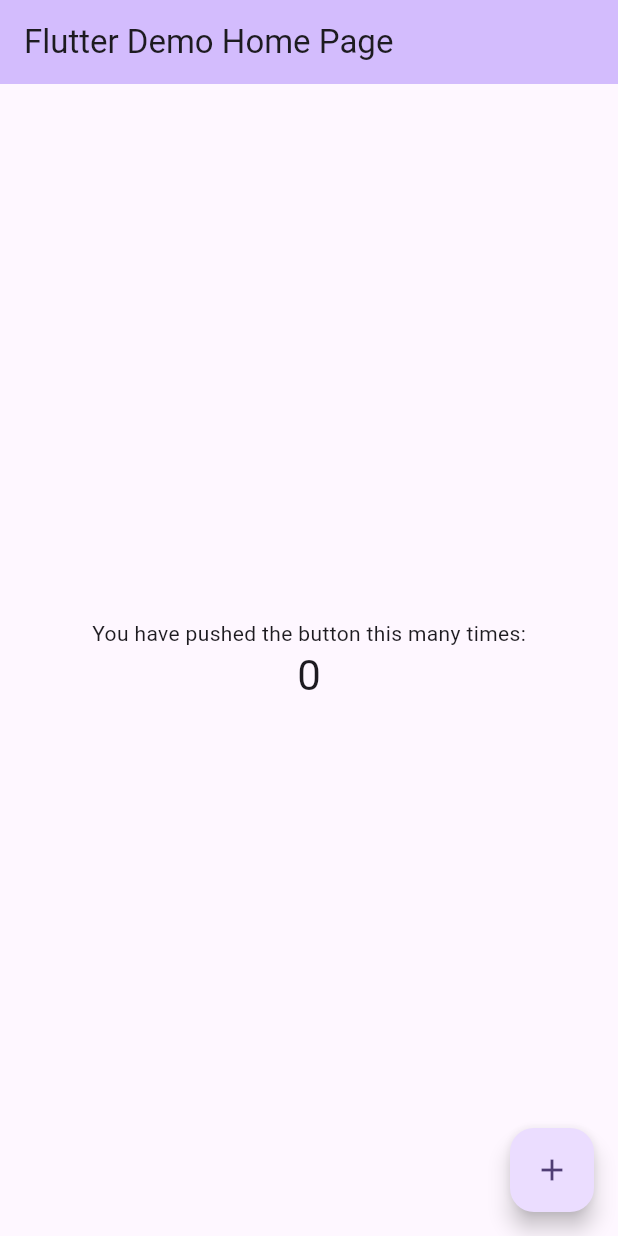
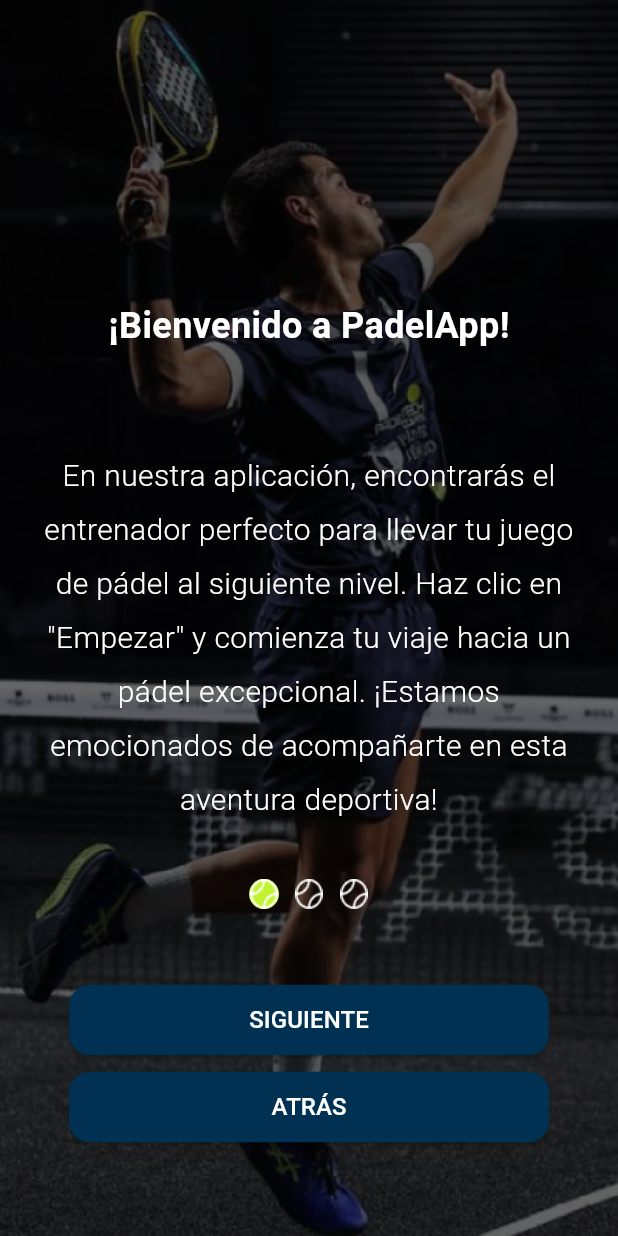
Before and after one commit to ManuOrt/Front-PadelApp, a Flutter app: the screen it shows after launch, on a phone screen of 412 x 824 dp. Run offline on Flutter 3.47's test engine with Material 3 defaults, Android fonts, the phone set to English and light mode, and no system bars.

Commit message:
onboarding screens

```diff
--- a/lib/main.dart
+++ b/lib/main.dart
@@ -1,125 +1,18 @@
 import 'package:flutter/material.dart';
+import 'package:front_end_padelapp/routes/routes.dart';
 
-void main() {
-  runApp(const MyApp());
-}
+void main() => runApp(const MyApp());
 
 class MyApp extends StatelessWidget {
   const MyApp({super.key});
 
-  // This widget is the root of your application.
   @override
   Widget build(BuildContext context) {
     return MaterialApp(
-      title: 'Flutter Demo',
-      theme: ThemeData(
-        // This is the theme of your application.
-        //
-        // TRY THIS: Try running your application with "flutter run". You'll see
-        // the application has a blue toolbar. Then, without quitting the app,
-        // try changing the seedColor in the colorScheme below to Colors.green
-        // and then invoke "hot reload" (save your changes or press the "hot
-        // reload" button in a Flutter-supported IDE, or press "r" if you used
-        // the command line to start the app).
-        //
-        // Notice that the counter didn't reset back to zero; the application
-        // state is not lost during the reload. To reset the state, use hot
-        // restart instead.
-        //
-        // This works for code too, not just values: Most code changes can be
-        // tested with just a hot reload.
-        colorScheme: ColorScheme.fromSeed(seedColor: Colors.deepPurple),
-        useMaterial3: true,
-      ),
-      home: const MyHomePage(title: 'Flutter Demo Home Page'),
+      debugShowCheckedModeBanner: false,
+      title: 'Material App',
+      initialRoute: 'onboarding',
+      routes: customRoutes,
     );
   }
 }
-
-class MyHomePage extends StatefulWidget {
-  const MyHomePage({super.key, required this.title});
-
-  // This widget is the home page of your application. It is stateful, meaning
-  // that it has a State object (defined below) that contains fields that affect
-  // how it looks.
-
-  // This class is the configuration for the state. It holds the values (in this
-  // case the title) provided by the parent (in this case the App widget) and
-  // used by the build method of the State. Fields in a Widget subclass are
-  // always marked "final".
-
-  final String title;
-
-  @override
-  State<MyHomePage> createState() => _MyHomePageState();
-}
-
-class _MyHomePageState extends State<MyHomePage> {
-  int _counter = 0;
-
-  void _incrementCounter() {
-    setState(() {
-      // This call to setState tells the Flutter framework that something has
-      // changed in this State, which causes it to rerun the build method below
-      // so that the display can reflect the updated values. If we changed
-      // _counter without calling setState(), then the build method would not be
-      // called again, and so nothing would appear to happen.
-      _counter++;
-    });
-  }
-
-  @override
-  Widget build(BuildContext context) {
-    // This method is rerun every time setState is called, for instance as done
-    // by the _incrementCounter method above.
-    //
-    // The Flutter framework has been optimized to make rerunning build methods
-    // fast, so that you can just rebuild anything that needs updating rather
-    // than having to individually change instances of widgets.
-    return Scaffold(
-      appBar: AppBar(
-        // TRY THIS: Try changing the color here to a specific color (to
-        // Colors.amber, perhaps?) and trigger a hot reload to see the AppBar
-        // change color while the other colors stay the same.
-        backgroundColor: Theme.of(context).colorScheme.inversePrimary,
-        // Here we take the value from the MyHomePage object that was created by
-        // the App.build method, and use it to set our appbar title.
-        title: Text(widget.title),
-      ),
-      body: Center(
-        // Center is a layout widget. It takes a single child and positions it
-        // in the middle of the parent.
-        child: Column(
-          // Column is also a layout widget. It takes a list of children and
-          // arranges them vertically. By default, it sizes itself to fit its
-          // children horizontally, and tries to be as tall as its parent.
-          //
-          // Column has various properties to control how it sizes itself and
-          // how it positions its children. Here we use mainAxisAlignment to
-          // center the children vertically; the main axis here is the vertical
-          // axis because Columns are vertical (the cross axis would be
-          // horizontal).
-          //
-          // TRY THIS: Invoke "debug painting" (choose the "Toggle Debug Paint"
-          // action in the IDE, or press "p" in the console), to see the
-          // wireframe for each widget.
-          mainAxisAlignment: MainAxisAlignment.center,
-          children: <Widget>[
-            const Text(
-              'You have pushed the button this many times:',
-            ),
-            Text(
-              '$_counter',
-              style: Theme.of(context).textTheme.headlineMedium,
-            ),
-          ],
-        ),
-      ),
-      floatingActionButton: FloatingActionButton(
-        onPressed: _incrementCounter,
-        tooltip: 'Increment',
-        child: const Icon(Icons.add),
-      ), // This trailing comma makes auto-formatting nicer for build methods.
-    );
-  }
-}
--- /dev/null
+++ b/lib/routes/routes.dart
@@ -0,0 +1,6 @@
+import 'package:flutter/material.dart';
+import 'package:front_end_padelapp/screens/onboarding/onboarding_screens.dart';
+
+var customRoutes = <String, WidgetBuilder>{
+  'onboarding': (context) => const OnboardingScreens(),
+};
--- /dev/null
+++ b/lib/screens/onboarding/onboarding_page_model.dart
@@ -0,0 +1,115 @@
+import 'package:flutter/material.dart';
+import 'package:front_end_padelapp/utils/app_colors.dart';
+import 'package:front_end_padelapp/widgets/ball_indicator.dart';
+
+class OnboardingPageModel {
+  final String title;
+  final String description;
+  String? imagePath;
+  int? pageCount;
+
+  OnboardingPageModel({
+    required this.title,
+    required this.description,
+    this.imagePath,
+    this.pageCount,
+  });
+
+  Widget buildPage({
+    required int currentIndex,
+    required VoidCallback onNextPressed,
+    required VoidCallback onBackPressed,
+  }) {
+    return Material(
+      child: DecoratedBox(
+        decoration: BoxDecoration(
+          image: DecorationImage(
+            image: AssetImage(imagePath ??= 'assets/img/onboarding-img.png'),
+            fit: BoxFit.cover,
+            colorFilter: ColorFilter.mode(
+              Colors.black.withOpacity(0.6),
+              BlendMode.srcOver,
+            ),
+          ),
+        ),
+        child: Center(
+          child: Column(
+            mainAxisAlignment: MainAxisAlignment.start,
+            children: [
+              Padding(
+                padding: const EdgeInsets.only(top: 200),
+                child: Text(
+                  title,
+                  style: const TextStyle(
+                    color: Colors.white,
+                    fontSize: 24.0,
+                    fontWeight: FontWeight.bold,
+                  ),
+                ),
+              ),
+              const SizedBox(height: 40.0),
+              Container(
+                padding: const EdgeInsets.all(25.0),
+                child: Text(
+                  description,
+                  style: const TextStyle(
+                    color: Colors.white,
+                    fontWeight: FontWeight.w300,
+                    height: 1.8,
+                    fontSize: 20.0,
+                  ),
+                  textAlign: TextAlign.center,
+                ),
+              ),
+              const SizedBox(height: 10.0),
+              BallIndicator(
+                  pageCount: pageCount ??= 3, currentIndex: currentIndex),
+              const SizedBox(height: 50.0),
+              ElevatedButton(
+                onPressed: onNextPressed,
+                style: ElevatedButton.styleFrom(
+                  backgroundColor: AppColors.primary,
+                  padding: const EdgeInsets.symmetric(
+                    horizontal: 120.0,
+                    vertical: 12.0,
+                  ),
+                  shape: RoundedRectangleBorder(
+                    borderRadius: BorderRadius.circular(14.0),
+                  ),
+                ),
+                child: const Text(
+                  'SIGUIENTE',
+                  style: TextStyle(
+                    color: AppColors.primaryWhite,
+                    fontSize: 16.0,
+                  ),
+                ),
+              ),
+              const SizedBox(height: 10.0),
+              ElevatedButton(
+                onPressed: onBackPressed,
+                style: ElevatedButton.styleFrom(
+                  backgroundColor: AppColors.primary,
+                  padding: const EdgeInsets.symmetric(
+                    horizontal: 135.0,
+                    vertical: 12.0,
+                  ),
+                  shape: RoundedRectangleBorder(
+                    borderRadius: BorderRadius.circular(14.0),
+                  ),
+                ),
+                child: const Text(
+                  'ATRÁS',
+                  style: TextStyle(
+                    color: AppColors.primaryWhite,
+                    fontSize: 16.0,
+                  ),
+                ),
+              ),
+            ],
+          ),
+        ),
+      ),
+    );
+  }
+}
--- /dev/null
+++ b/lib/screens/onboarding/onboarding_screens.dart
@@ -0,0 +1,89 @@
+import 'package:flutter/material.dart';
+import 'package:front_end_padelapp/screens/onboarding/onboarding_page_model.dart';
+import 'package:flutter/services.dart';
+import 'package:front_end_padelapp/utils/app_colors.dart';
+
+class OnboardingScreens extends StatefulWidget {
+  const OnboardingScreens({super.key});
+
+  @override
+  State<OnboardingScreens> createState() => OnboardingScreenState();
+}
+
+class OnboardingScreenState extends State<OnboardingScreens> {
+  late Material materialButton;
+  late int index = 0;
+  final PageController _pageController = PageController();
+  final onboardingPagesList = [
+    OnboardingPageModel(
+      title: '¡Bienvenido a PadelApp!',
+      description:
+          'En nuestra aplicación, encontrarás el entrenador perfecto para llevar tu juego de pádel al siguiente nivel. Haz clic en "Empezar" y comienza tu viaje hacia un pádel excepcional. ¡Estamos emocionados de acompañarte en esta aventura deportiva!',
+    ),
+    OnboardingPageModel(
+      title: 'Como Usuario...',
+      description:
+          'En nuestra aplicación, encontrarás el compañero perfecto para llevar tu juego de pádel al siguiente nivel. Haz clic en "Empezar" y comienza tu viaje hacia un pádel excepcional. ¡Estamos emocionados de acompañarte en esta aventura deportiva!',
+    ),
+    OnboardingPageModel(
+      title: 'Como Entrenador...',
+      description:
+          'En nuestra aplicación, encontrarás el compañero perfecto para llevar tu juego de pádel al siguiente nivel. Haz clic en "Empezar" y comienza tu viaje hacia un pádel excepcional. ¡Estamos emocionados de acompañarte en esta aventura deportiva!',
+    ),
+  ];
+
+  @override
+  Widget build(BuildContext context) {
+    SystemChrome.setSystemUIOverlayStyle(
+      SystemUiOverlayStyle.light.copyWith(
+        statusBarColor: AppColors.primary,
+      ),
+    );
+
+    SystemChrome.setEnabledSystemUIMode(SystemUiMode.manual,
+        overlays: [SystemUiOverlay.top]);
+
+    return Stack(
+      children: [
+        PageView(
+          controller: _pageController,
+          physics: const NeverScrollableScrollPhysics(),
+          children: onboardingPagesList
+              .map(
+                (page) => page.buildPage(
+                  currentIndex: index,
+                  onNextPressed: () {
+                    if (index < onboardingPagesList.length - 1) {
+                      setState(() {
+                        index++;
+                      });
+                      _pageController.nextPage(
+                        duration: const Duration(milliseconds: 300),
+                        curve: Curves.easeIn,
+                      );
+                    }
+                  },
+                  onBackPressed: () {
+                    if (index > 0) {
+                      setState(() {
+                        index--;
+                      });
+                      _pageController.previousPage(
+                        duration: Duration(milliseconds: 300),
+                        curve: Curves.easeIn,
+                      );
+                    }
+                  },
+                ),
+              )
+              .toList(),
+          onPageChanged: (int pageIndex) {
+            setState(() {
+              index = pageIndex;
+            });
+          },
+        ),
+      ],
+    );
+  }
+}
--- /dev/null
+++ b/lib/utils/app_colors.dart
@@ -0,0 +1,8 @@
+import 'package:flutter/material.dart';
+
+class AppColors {
+  static const Color primary = Color(0xFF003153);
+  static const Color primaryWhite = Color(0xFFFFFFFF);
+  static const Color secondaryWhite = Color(0xFFFAFAFA);
+  static const Color activeBall = Color(0xFFC1F430);
+}
--- /dev/null
+++ b/lib/widgets/ball_indicator.dart
@@ -0,0 +1,41 @@
+import 'package:flutter/material.dart';
+import 'package:front_end_padelapp/utils/app_colors.dart';
+
+class BallIndicator extends StatelessWidget {
+  final int pageCount;
+  final int currentIndex;
+
+  const BallIndicator({
+    Key? key,
+    required this.pageCount,
+    required this.currentIndex,
+  }) : super(key: key);
+
+  @override
+  Widget build(BuildContext context) {
+    return Row(
+      mainAxisAlignment: MainAxisAlignment.center,
+      children: List.generate(
+        pageCount,
+        (index) => Container(
+          width: 20.0,
+          height: 20.0,
+          margin: const EdgeInsets.symmetric(horizontal: 5.0),
+          decoration: BoxDecoration(
+            color: currentIndex == index ? AppColors.activeBall : Colors.transparent,
+            shape: BoxShape.circle,
+          ),
+          child: ColorFiltered(
+            colorFilter: const ColorFilter.mode(
+              Colors.white,
+              BlendMode.srcATop,
+            ),
+            child: Image.asset(
+              'assets/img/padel_ball.png',
+            ),
+          ),
+        ),
+      ),
+    );
+  }
+}
--- a/pubspec.yaml
+++ b/pubspec.yaml
@@ -35,6 +35,7 @@ dependencies:
   # The following adds the Cupertino Icons font to your application.
   # Use with the CupertinoIcons class for iOS style icons.
   cupertino_icons: ^1.0.2
+  onboarding: ^3.1.0
 
 dev_dependencies:
   flutter_test:
@@ -59,9 +60,8 @@ flutter:
   uses-material-design: true
 
   # To add assets to your application, add an assets section, like this:
-  # assets:
-  #   - images/a_dot_burr.jpeg
-  #   - images/a_dot_ham.jpeg
+  assets:
+    - assets/img/
 
   # An image asset can refer to one or more resolution-specific "variants", see
   # https://flutter.dev/assets-and-images/#resolution-aware
```
Also changed, not shown: assets/img/onboarding-img.png (added), assets/img/padel_ball.png (added), pubspec.lock.
